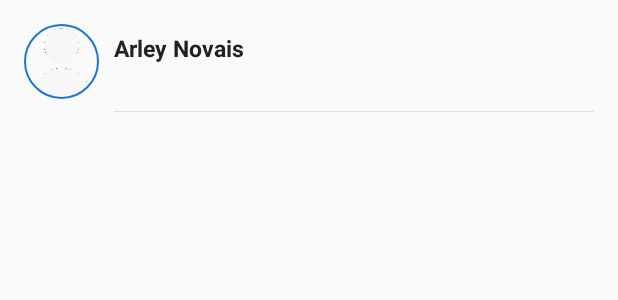
After one commit to novaisarley/ChatMessagerFirebase, an Android app: the layout item_user.xml on its own in the app's theme, with its tools: preview values and no code run, on a phone screen of 412 x 824 dp. The commit adds this screen. Shown: the top 300 px of the screen. Run offline under Robolectric (Android 15) with nearby library versions, the phone set to English and light mode, and no system bars.

Commit message:
Create contacts layout

```diff
--- a/app/build.gradle
+++ b/app/build.gradle
@@ -29,15 +29,20 @@ dependencies {
 
     implementation 'androidx.appcompat:appcompat:1.1.0'
     implementation 'androidx.constraintlayout:constraintlayout:1.1.3'
+    implementation 'androidx.recyclerview:recyclerview:1.1.0'
+
     testImplementation 'junit:junit:4.12'
     androidTestImplementation 'androidx.test.ext:junit:1.1.1'
     androidTestImplementation 'androidx.test.espresso:espresso-core:3.2.0'
+
     implementation 'com.google.firebase:firebase-analytics:17.2.2'
     implementation 'com.google.firebase:firebase-auth:19.1.0'
     implementation 'com.google.firebase:firebase-core:17.0.0'
     implementation 'com.google.firebase:firebase-storage:19.1.0'
     implementation 'com.google.firebase:firebase-firestore:21.4.3'
+
     implementation 'de.hdodenhof:circleimageview:3.1.0'
+    implementation "com.xwray:groupie:2.8.0"
 
 
 }
--- a/app/src/main/java/com/br/arley/chatfirebasedemo/MessagesActivity.java
+++ b/app/src/main/java/com/br/arley/chatfirebasedemo/MessagesActivity.java
@@ -42,7 +42,7 @@ public class MessagesActivity extends AppCompatActivity {
                 break;
 
             case R.id.menu_contacts:
-                Toast.makeText(MessagesActivity.this, "Contatos", Toast.LENGTH_SHORT).show();
+                startActivity(new Intent(MessagesActivity.this, ContactsActivity.class));
                 break;
         }
         return super.onOptionsItemSelected(item);
--- a/app/src/main/java/com/br/arley/chatfirebasedemo/User.java
+++ b/app/src/main/java/com/br/arley/chatfirebasedemo/User.java
@@ -4,6 +4,10 @@ public class User {
     private String uid;
     private String username;
     private String profileUrl;
+
+    public User() {
+
+    }
 
     public User(String uid, String username, String profileUrl) {
         this.uid = uid;
--- /dev/null
+++ b/app/src/main/res/layout/item_user.xml
@@ -0,0 +1,44 @@
+<?xml version="1.0" encoding="utf-8"?>
+<androidx.constraintlayout.widget.ConstraintLayout xmlns:android="http://schemas.android.com/apk/res/android"
+    xmlns:app="http://schemas.android.com/apk/res-auto"
+    xmlns:tools="http://schemas.android.com/tools"
+    android:layout_width="match_parent"
+    android:layout_height="wrap_content">
+
+    <de.hdodenhof.circleimageview.CircleImageView
+        android:id="@+id/imageView"
+        android:layout_width="50dp"
+        android:layout_height="50dp"
+        android:layout_marginStart="16dp"
+        android:layout_marginTop="16dp"
+        android:src="@drawable/user_icon"
+        app:civ_border_color="@color/btBlue"
+        app:civ_border_width="1dp"
+        app:layout_constraintStart_toStartOf="parent"
+        app:layout_constraintTop_toTopOf="parent" />
+
+    <TextView
+        android:id="@+id/textView"
+        android:layout_width="wrap_content"
+        android:layout_height="wrap_content"
+        android:layout_marginStart="10dp"
+        android:text="Arley Novais"
+        android:textColor="#212121"
+        android:textSize="15sp"
+        android:textStyle="bold"
+        app:layout_constraintBottom_toBottomOf="@+id/imageView"
+        app:layout_constraintStart_toEndOf="@+id/imageView"
+        app:layout_constraintTop_toTopOf="@+id/imageView"
+        app:layout_constraintVertical_bias="0.18" />
+
+    <View
+        android:id="@+id/divider"
+        android:layout_width="0dp"
+        android:layout_height="0.3dp"
+        android:layout_marginTop="8dp"
+        android:layout_marginEnd="16dp"
+        android:background="#e1e1e1"
+        app:layout_constraintEnd_toEndOf="parent"
+        app:layout_constraintStart_toStartOf="@+id/textView"
+        app:layout_constraintTop_toBottomOf="@+id/imageView" />
+</androidx.constraintlayout.widget.ConstraintLayout>
```
Also changed, not shown: app/src/main/AndroidManifest.xml (+10 -2 lines), app/src/main/java/com/br/arley/chatfirebasedemo/ContactsActivity.java (added, +46 -0 lines), app/src/main/res/layout/activity_contacts.xml (added, +18 -0 lines), app/src/main/res/drawable-v24/user_icon.png (added).
